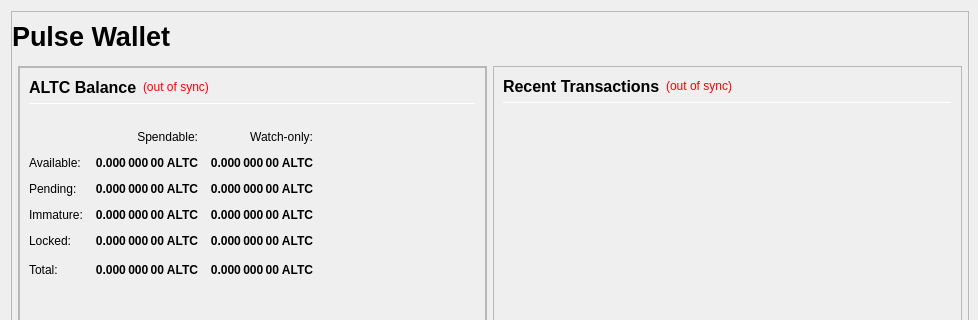
Above: src/qt/forms/overviewpage.ui from PyDev02/altcasino before the change; both pictures show x 0 to 978 and y 0 to 320 of the 978 by 841 pixel window. Below: the same form after it.
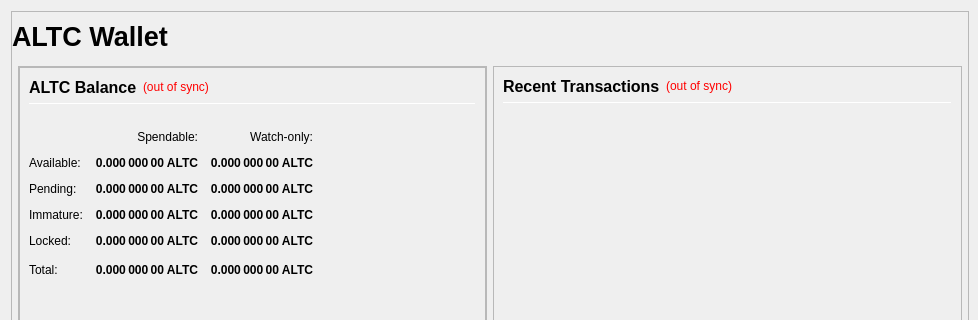
That is the form after the change.

```diff
--- a/src/qt/forms/overviewpage.ui
+++ b/src/qt/forms/overviewpage.ui
@@ -98,7 +98,7 @@
               </font>
              </property>
              <property name="text">
-              <string>Pulse Wallet</string>
+              <string>ALTC Wallet</string>
              </property>
              <property name="alignment">
               <set>Qt::AlignLeading|Qt::AlignLeft|Qt::AlignVCenter</set>
```
Left out of the diff: 8 changed lines with no effect on the pictures.
